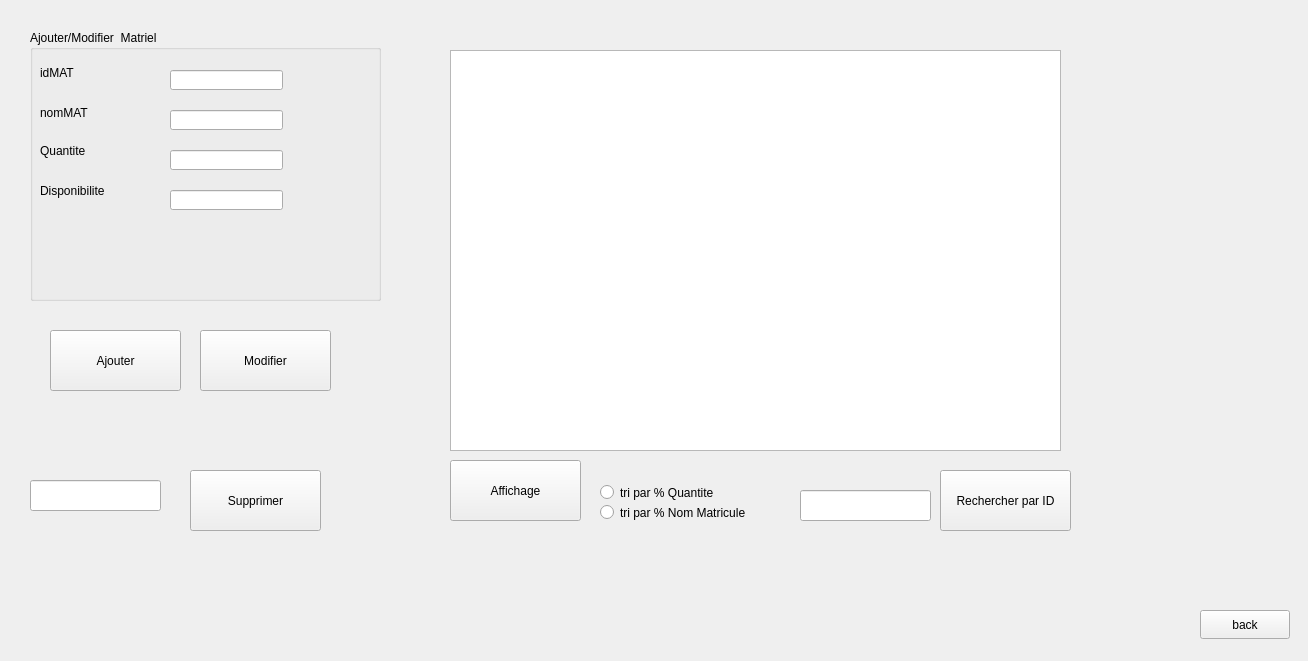
First picture: the form in matriel.ui, repository medali141/sunny, before the edit.
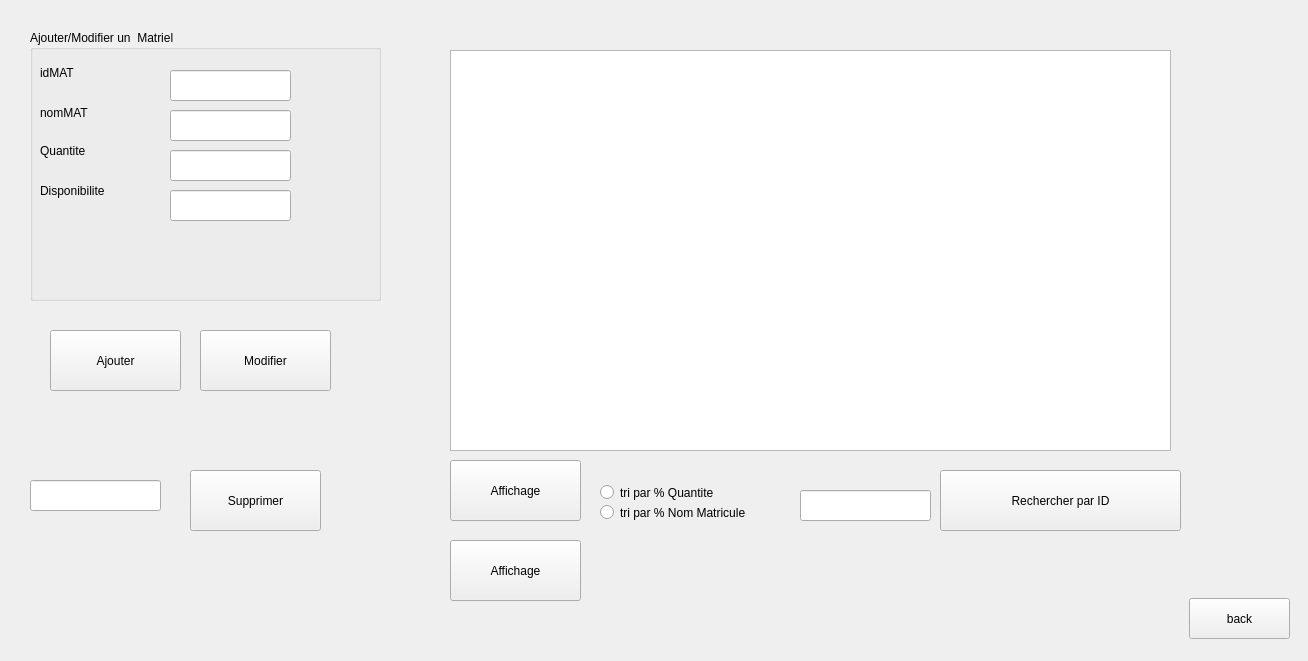
Second picture: the form after the edit.

```diff
--- a/matriel.ui
+++ b/matriel.ui
@@ -16,10 +16,10 @@
   <widget class="QPushButton" name="backButton">
    <property name="geometry">
     <rect>
-     <x>1200</x>
-     <y>610</y>
-     <width>90</width>
-     <height>29</height>
+     <x>1189</x>
+     <y>598</y>
+     <width>101</width>
+     <height>41</height>
     </rect>
    </property>
    <property name="text">
@@ -36,7 +36,7 @@
     </rect>
    </property>
    <property name="title">
-    <string>Ajouter/Modifier  Matriel</string>
+    <string>Ajouter/Modifier un  Matriel</string>
    </property>
    <widget class="QLabel" name="label">
     <property name="geometry">
@@ -82,8 +82,8 @@
      <rect>
       <x>140</x>
       <y>40</y>
-      <width>113</width>
-      <height>20</height>
+      <width>121</width>
+      <height>31</height>
      </rect>
     </property>
    </widget>
@@ -92,8 +92,8 @@
      <rect>
       <x>140</x>
       <y>80</y>
-      <width>113</width>
-      <height>20</height>
+      <width>121</width>
+      <height>31</height>
      </rect>
     </property>
    </widget>
@@ -102,8 +102,8 @@
      <rect>
       <x>140</x>
       <y>120</y>
-      <width>113</width>
-      <height>20</height>
+      <width>121</width>
+      <height>31</height>
      </rect>
     </property>
    </widget>
@@ -125,8 +125,8 @@
      <rect>
       <x>140</x>
       <y>160</y>
-      <width>113</width>
-      <height>20</height>
+      <width>121</width>
+      <height>31</height>
      </rect>
     </property>
    </widget>
@@ -146,7 +146,7 @@
     <rect>
      <x>940</x>
      <y>470</y>
-     <width>131</width>
+     <width>241</width>
      <height>61</height>
     </rect>
    </property>
@@ -208,7 +208,7 @@
     <rect>
      <x>450</x>
      <y>50</y>
-     <width>611</width>
+     <width>721</width>
      <height>401</height>
     </rect>
    </property>
@@ -252,6 +252,19 @@
     <string>Modifier</string>
    </property>
   </widget>
+  <widget class="QPushButton" name="afficherMar_2">
+   <property name="geometry">
+    <rect>
+     <x>450</x>
+     <y>540</y>
+     <width>131</width>
+     <height>61</height>
+    </rect>
+   </property>
+   <property name="text">
+    <string>Affichage</string>
+   </property>
+  </widget>
  </widget>
  <resources/>
  <connections/>
```
